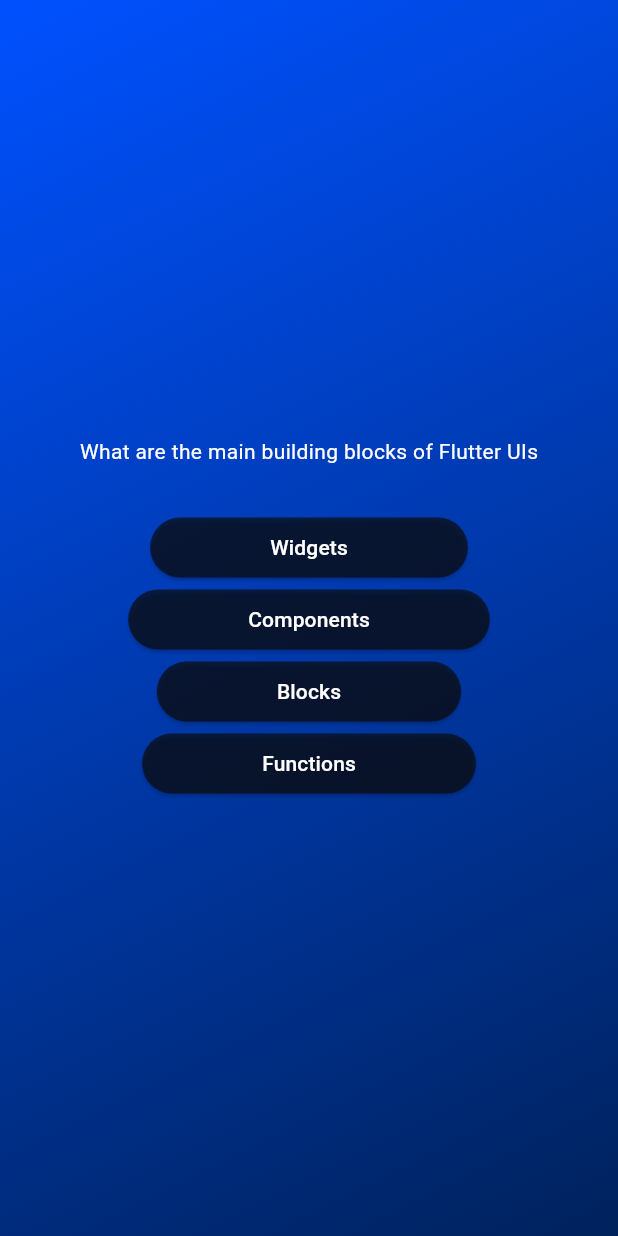
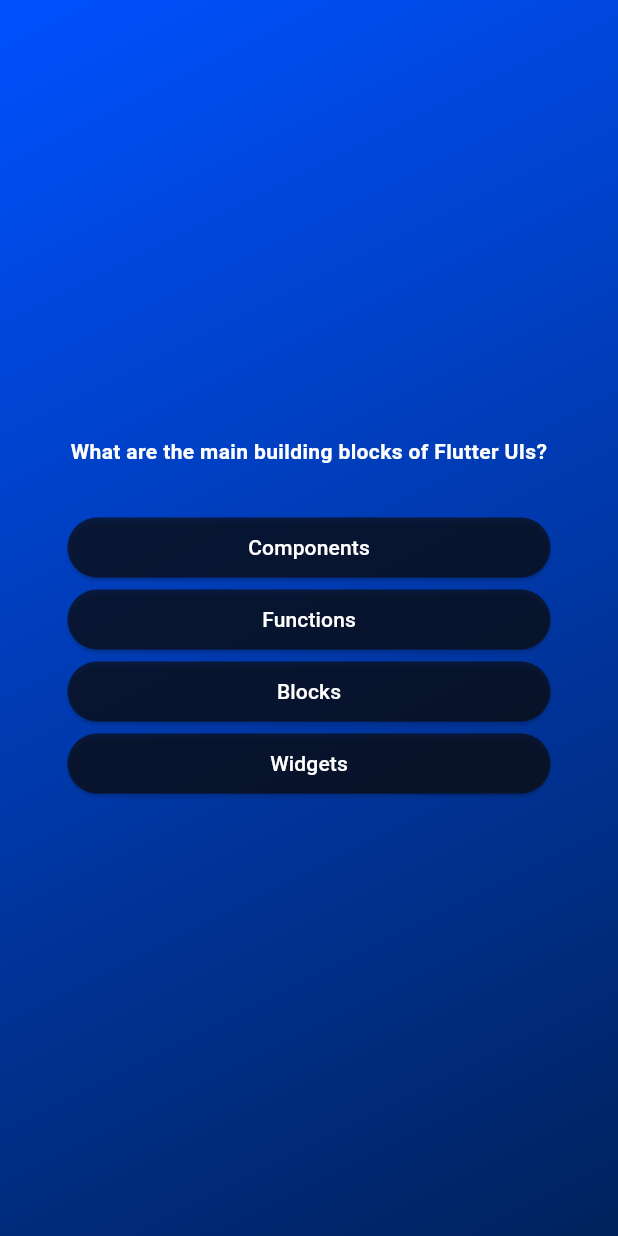
Before and after one commit to imamogluomer/quiz_app, a Flutter app: the screen it shows after launch, after a tap on "Start Quiz", on a phone screen of 412 x 824 dp. Run offline on Flutter 3.47's test engine with Material 3 defaults, Android fonts, the phone set to English and light mode, and no system bars.

Commit message:
Questions butons onTap function added.

```diff
--- a/lib/answer_button.dart
+++ b/lib/answer_button.dart
@@ -16,7 +16,7 @@ class AnswerButton extends StatelessWidget {
       onPressed: () {},
       style: ElevatedButton.styleFrom(
           padding: const EdgeInsets.symmetric(vertical: 10, horizontal: 80),
-          backgroundColor: Color.fromARGB(175, 12, 11, 11),
+          backgroundColor: const Color.fromARGB(175, 12, 11, 11),
           foregroundColor: Colors.white,
           shape:
               RoundedRectangleBorder(borderRadius: BorderRadius.circular(50))),
--- a/lib/data/questions.dart
+++ b/lib/data/questions.dart
@@ -1,8 +1,7 @@
 import 'package:quiz_app/models/quiz_questions.dart';
-import 'package:quiz_app/questions_screen.dart';
 
 const questions = [
-  QuizQuestions('What are the main building blocks of Flutter UIs', [
+  QuizQuestions('What are the main building blocks of Flutter UIs?', [
     'Widgets',
     'Components',
     'Blocks',
--- a/lib/models/quiz_questions.dart
+++ b/lib/models/quiz_questions.dart
@@ -3,4 +3,10 @@ class QuizQuestions {
 
   final String text;
   final List<String> answers;
+
+  List<String> getShuffledAnswers() {
+    final shuffledList = List.of(answers);
+    shuffledList.shuffle();
+    return shuffledList;
+  }
 }
--- a/lib/questions_screen.dart
+++ b/lib/questions_screen.dart
@@ -1,7 +1,6 @@
 import 'package:flutter/material.dart';
 import 'package:quiz_app/answer_button.dart';
 import 'package:quiz_app/data/questions.dart';
-import 'package:quiz_app/models/quiz_questions.dart';
 
 class QuestionsScreen extends StatefulWidget {
   const QuestionsScreen({super.key});
@@ -12,26 +11,42 @@ class QuestionsScreen extends StatefulWidget {
 }
 
 class _QuestionsScreenState extends State<QuestionsScreen> {
+  var currentQuestionIndex = 0;
+
+  void answerQuestion() {
+    //currentQuestionIndex = currentQuestionIndex + 1;
+    //currentQuestionIndex += 1;
+    setState(() {
+      currentQuestionIndex++;
+    });
+  }
+
   @override
   Widget build(BuildContext context) {
-    final currentQuestion = questions[0];
+    final currentQuestion = questions[currentQuestionIndex];
 
     return SizedBox(
       width: double.infinity,
+      child: Container(
+        margin: const EdgeInsets.all(45),
         child: Column(
           mainAxisAlignment: MainAxisAlignment.center,
+          crossAxisAlignment: CrossAxisAlignment.stretch,
           children: [
             Text(
               currentQuestion.text,
-            style: TextStyle(color: Colors.white),
+              style: const TextStyle(
+                  color: Colors.white, fontWeight: FontWeight.bold),
+              textAlign: TextAlign.center,
             ),
             const SizedBox(
               height: 30,
             ),
-          ...currentQuestion.answers.map((answer) {
-            return AnswerButton(answerText: answer, onTap: () {});
+            ...currentQuestion.getShuffledAnswers().map((answer) {
+              return AnswerButton(answerText: answer, onTap: answerQuestion);
             })
           ],
+        ),
       ),
     );
   }
```
Lines whose indentation alone changed are shown as unchanged.
